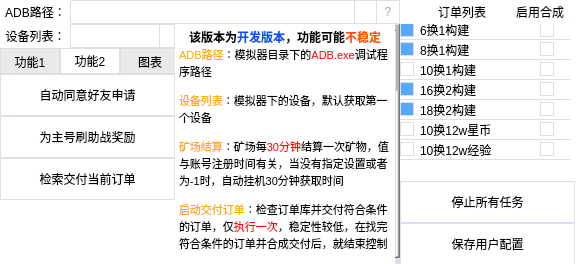
Before: the Qt Designer form UI.ui in Amber-siley/JCZXAutoScript, drawn with Qt 5.
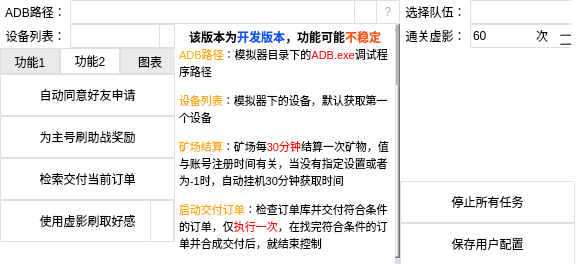
After: the same form once the commit is applied. The open tabs and pages were chosen to show the change. Icons and pictures are not drawn.

Commit message: :sparkles:: 调整延迟，支持手机（usb调试），自动下载解压adb工具，添加日志文件，更新帮助文档，优化助战任务

What changed in the file:
```diff
--- a/UI.ui
+++ b/UI.ui
@@ -378,11 +378,13 @@
 &lt;p style=&quot; margin-top:0px; margin-bottom:0px; margin-left:0px; margin-right:0px; -qt-block-indent:0; text-indent:0px;&quot;&gt;&lt;span style=&quot; font-size:8pt; color:#ffaa00;&quot;&gt;ADB路径&lt;/span&gt;&lt;span style=&quot; font-size:8pt;&quot;&gt;：模拟器目录下的&lt;/span&gt;&lt;span style=&quot; font-size:8pt; color:#ff0000;&quot;&gt;ADB.exe&lt;/span&gt;&lt;span style=&quot; font-size:8pt;&quot;&gt;调试程序路径&lt;/span&gt;&lt;/p&gt;
 &lt;p style=&quot; margin-top:12px; margin-bottom:12px; margin-left:0px; margin-right:0px; -qt-block-indent:0; text-indent:0px;&quot;&gt;&lt;span style=&quot; font-size:8pt; color:#ffaa00;&quot;&gt;设备列表&lt;/span&gt;&lt;span style=&quot; font-size:8pt;&quot;&gt;：模拟器下的设备，默认获取第一个设备&lt;/span&gt;&lt;/p&gt;
 &lt;p style=&quot; margin-top:12px; margin-bottom:12px; margin-left:0px; margin-right:0px; -qt-block-indent:0; text-indent:0px;&quot;&gt;&lt;span style=&quot; font-size:8pt; color:#ffaa00;&quot;&gt;矿场结算&lt;/span&gt;&lt;span style=&quot; font-size:8pt;&quot;&gt;：矿场每&lt;/span&gt;&lt;span style=&quot; font-size:8pt; color:#ff0000;&quot;&gt;30分钟&lt;/span&gt;&lt;span style=&quot; font-size:8pt;&quot;&gt;结算一次矿物，值与账号注册时间有关，当没有指定设置或者为-1时，自动挂机30分钟获取时间&lt;/span&gt;&lt;/p&gt;
-&lt;p style=&quot; margin-top:12px; margin-bottom:12px; margin-left:0px; margin-right:0px; -qt-block-indent:0; text-indent:0px;&quot;&gt;&lt;span style=&quot; font-size:8pt; color:#ffaa00;&quot;&gt;启动交付订单&lt;/span&gt;&lt;span style=&quot; font-size:8pt;&quot;&gt;：检查订单库并交付符合条件的订单，仅&lt;/span&gt;&lt;span style=&quot; font-size:8pt; color:#ff0000;&quot;&gt;执行一次&lt;/span&gt;&lt;span style=&quot; font-size:8pt;&quot;&gt;，稳定性较低，在找完符合条件的订单并合成交付后，就结束控制&lt;/span&gt;&lt;/p&gt;
+&lt;p style=&quot; margin-top:12px; margin-bottom:12px; margin-left:0px; margin-right:0px; -qt-block-indent:0; text-indent:0px;&quot;&gt;&lt;span style=&quot; font-size:8pt; color:#ffaa00;&quot;&gt;启动交付订单&lt;/span&gt;&lt;span style=&quot; font-size:8pt;&quot;&gt;：检查订单库并交付符合条件的订单，仅&lt;/span&gt;&lt;span style=&quot; font-size:8pt; color:#ff0000;&quot;&gt;执行一次&lt;/span&gt;&lt;span style=&quot; font-size:8pt;&quot;&gt;，在找完符合条件的订单并合成交付后，就结束控制&lt;/span&gt;&lt;/p&gt;
 &lt;p style=&quot; margin-top:12px; margin-bottom:12px; margin-left:0px; margin-right:0px; -qt-block-indent:0; text-indent:0px;&quot;&gt;&lt;span style=&quot; font-size:8pt; color:#ffaa00;&quot;&gt;启动换班任务&lt;/span&gt;&lt;span style=&quot; font-size:8pt;&quot;&gt;：全天24小时运行收益最大化，给电费大佬准备的，进行矿场换班工作，无限时间运行（除非手动停止），&lt;/span&gt;&lt;span style=&quot; font-size:8pt; color:#ff0000;&quot;&gt;高稳定性&lt;/span&gt;&lt;span style=&quot; font-size:8pt;&quot;&gt;，在未到达矿场结算时间是脚本不操作游戏，玩家可以自由控制（注意：请先设置【&lt;/span&gt;&lt;span style=&quot; font-size:8pt; color:#ff0000;&quot;&gt;驻员状况&lt;/span&gt;&lt;span style=&quot; font-size:8pt;&quot;&gt;】中的矿场编队预设，需要预设两个队伍，一个主力队伍，一个替换队伍，首先让自己的&lt;/span&gt;&lt;span style=&quot; font-size:8pt; color:#ff0000;&quot;&gt;替换队伍&lt;/span&gt;&lt;span style=&quot; font-size:8pt;&quot;&gt;上班，再启动该模式，启动该模式时不要让自己的&lt;/span&gt;&lt;span style=&quot; font-size:8pt; color:#ff0000;&quot;&gt;主力挖矿&lt;/span&gt;&lt;span style=&quot; font-size:8pt;&quot;&gt;队伍上班，实际上结算时会自动让主力队伍上班，系统还是会以主力队伍进行结算，&lt;/span&gt;&lt;span style=&quot; font-size:8pt; color:#ff0000;&quot;&gt;替换队伍&lt;/span&gt;&lt;span style=&quot; font-size:8pt;&quot;&gt;相当于&lt;/span&gt;&lt;span style=&quot; font-size:8pt; color:#ff0000;&quot;&gt;占位符&lt;/span&gt;&lt;span style=&quot; font-size:8pt;&quot;&gt;）&lt;/span&gt;&lt;/p&gt;
+&lt;p style=&quot; margin-top:12px; margin-bottom:12px; margin-left:0px; margin-right:0px; -qt-block-indent:0; text-indent:0px;&quot;&gt;&lt;span style=&quot; font-size:8pt; color:#ffaa00;&quot;&gt;虚影微晶任务&lt;/span&gt;&lt;span style=&quot; font-size:8pt;&quot;&gt;：当每周&lt;/span&gt;&lt;span style=&quot; font-size:8pt; color:#ff0000;&quot;&gt;微晶未满&lt;/span&gt;&lt;span style=&quot; font-size:8pt;&quot;&gt;时，通过通关虚影来刷取微晶&lt;/span&gt;&lt;/p&gt;
 &lt;p style=&quot; margin-top:12px; margin-bottom:12px; margin-left:0px; margin-right:0px; -qt-block-indent:0; text-indent:0px;&quot;&gt;&lt;span style=&quot; font-size:8pt; color:#ffaa00;&quot;&gt;自动同意好友申请&lt;/span&gt;&lt;span style=&quot; font-size:8pt;&quot;&gt;：全自动同意好友申请，用于在订单群当义父时解放双手&lt;/span&gt;&lt;/p&gt;
-&lt;p style=&quot; margin-top:12px; margin-bottom:12px; margin-left:0px; margin-right:0px; -qt-block-indent:0; text-indent:0px;&quot;&gt;&lt;span style=&quot; font-size:8pt; color:#ffaa00;&quot;&gt;为主号刷助战奖励&lt;/span&gt;&lt;span style=&quot; font-size:8pt;&quot;&gt;：（助战奖励只有4w，蚊子腿）确保当前使用为&lt;/span&gt;&lt;span style=&quot; font-size:8pt; color:#ff0000;&quot;&gt;小号&lt;/span&gt;&lt;span style=&quot; font-size:8pt;&quot;&gt;，至少通过了一次&lt;/span&gt;&lt;span style=&quot; font-size:8pt; color:#ff0000;&quot;&gt;虚影阿瑞斯&lt;/span&gt;&lt;span style=&quot; font-size:8pt;&quot;&gt;，且小号只有主号&lt;/span&gt;&lt;span style=&quot; font-size:8pt; color:#ff0000;&quot;&gt;一个好友&lt;/span&gt;&lt;span style=&quot; font-size:8pt;&quot;&gt;，同时一号队伍留有&lt;/span&gt;&lt;span style=&quot; font-size:8pt; color:#ff0000;&quot;&gt;2x2的位置&lt;/span&gt;&lt;span style=&quot; font-size:8pt; color:#000000;&quot;&gt;。&lt;/span&gt;&lt;span style=&quot; font-size:8pt;&quot;&gt;关于双倍助战：助战奖励分割时间为&lt;/span&gt;&lt;span style=&quot; font-size:8pt; color:#ff0000;&quot;&gt;每天凌晨3点&lt;/span&gt;&lt;span style=&quot; font-size:8pt; color:#000000;&quot;&gt;，在3点之前进行20次助战，3点过后进行20次助战，3点后到第二次刷助战期间主号&lt;/span&gt;&lt;span style=&quot; font-size:8pt; color:#ff0000;&quot;&gt;不要登录&lt;/span&gt;&lt;span style=&quot; font-size:8pt; color:#000000;&quot;&gt;，次日双倍助战奖励&lt;/span&gt;&lt;/p&gt;
+&lt;p style=&quot; margin-top:12px; margin-bottom:12px; margin-left:0px; margin-right:0px; -qt-block-indent:0; text-indent:0px;&quot;&gt;&lt;span style=&quot; font-size:8pt; color:#ffaa00;&quot;&gt;为主号刷助战奖励&lt;/span&gt;&lt;span style=&quot; font-size:8pt;&quot;&gt;：（助战奖励只有4w，蚊子腿）确保当前使用为&lt;/span&gt;&lt;span style=&quot; font-size:8pt; color:#ff0000;&quot;&gt;小号&lt;/span&gt;&lt;span style=&quot; font-size:8pt;&quot;&gt;，至少通过了一次&lt;/span&gt;&lt;span style=&quot; font-size:8pt; color:#ff0000;&quot;&gt;虚影阿瑞斯&lt;/span&gt;&lt;span style=&quot; font-size:8pt;&quot;&gt;，且小号只有主号&lt;/span&gt;&lt;span style=&quot; font-size:8pt; color:#ff0000;&quot;&gt;一个好友&lt;/span&gt;&lt;span style=&quot; font-size:8pt;&quot;&gt;，同时一号队伍留有&lt;/span&gt;&lt;span style=&quot; font-size:8pt; color:#ff0000;&quot;&gt;2x2的位置&lt;/span&gt;&lt;span style=&quot; font-size:8pt; color:#000000;&quot;&gt;。&lt;/span&gt;&lt;span style=&quot; font-size:8pt;&quot;&gt;关于双倍助战：助战奖励分割时间为&lt;/span&gt;&lt;span style=&quot; font-size:8pt; color:#ff0000;&quot;&gt;每天凌晨3点&lt;/span&gt;&lt;span style=&quot; font-size:8pt; color:#000000;&quot;&gt;，在3点之前进行20次助战，3点过后进行20次助战，3点后到第二次刷助战期间主号&lt;/span&gt;&lt;span style=&quot; font-size:8pt; color:#ff0000;&quot;&gt;不要登录&lt;/span&gt;&lt;span style=&quot; font-size:8pt; color:#000000;&quot;&gt;，次日双倍助战奖励，白话==&amp;gt;（主号上线前助战20次，上线后助战20次）&lt;/span&gt;&lt;/p&gt;
 &lt;p style=&quot; margin-top:12px; margin-bottom:12px; margin-left:0px; margin-right:0px; -qt-block-indent:0; text-indent:0px;&quot;&gt;&lt;span style=&quot; font-size:8pt; color:#ffaa00;&quot;&gt;检索交付当前订单&lt;/span&gt;&lt;span style=&quot; font-size:8pt; color:#000000;&quot;&gt;：&lt;/span&gt;&lt;span style=&quot; font-size:8pt;&quot;&gt;仅只检索当前订单并自动交付，若&lt;/span&gt;&lt;span style=&quot; font-size:8pt; color:#ff0000;&quot;&gt;没有&lt;/span&gt;&lt;span style=&quot; font-size:8pt;&quot;&gt;在订单页则前往&lt;/span&gt;&lt;span style=&quot; font-size:8pt; color:#ff0000;&quot;&gt;交易所&lt;/span&gt;&lt;/p&gt;
+&lt;p style=&quot; margin-top:12px; margin-bottom:12px; margin-left:0px; margin-right:0px; -qt-block-indent:0; text-indent:0px;&quot;&gt;&lt;span style=&quot; font-size:8pt; color:#ffaa00;&quot;&gt;使用虚影刷取好感&lt;/span&gt;&lt;span style=&quot; font-size:8pt; color:#000000;&quot;&gt;：通关虚影可以涨&lt;/span&gt;&lt;span style=&quot; font-size:8pt; color:#ff0000;&quot;&gt;好感度&lt;/span&gt;&lt;/p&gt;
 &lt;p style=&quot; margin-top:12px; margin-bottom:12px; margin-left:0px; margin-right:0px; -qt-block-indent:0; text-indent:0px;&quot;&gt;&lt;span style=&quot; font-size:8pt; color:#ffaa00;&quot;&gt;停止所有任务&lt;/span&gt;&lt;span style=&quot; font-size:8pt;&quot;&gt;：无视所有情况，强制停止脚本任务&lt;/span&gt;&lt;/p&gt;
 &lt;p style=&quot; margin-top:12px; margin-bottom:12px; margin-left:0px; margin-right:0px; -qt-block-indent:0; text-indent:0px;&quot;&gt;&lt;span style=&quot; font-size:8pt; color:#ffaa00;&quot;&gt;保存用户配置&lt;/span&gt;&lt;span style=&quot; font-size:8pt;&quot;&gt;：使用手动修改方式并不会触发自动保存（仅ADB路径与矿场结算时间），推荐修改配置项后手动保存配置&lt;/span&gt;&lt;/p&gt;
 &lt;p style=&quot;-qt-paragraph-type:empty; margin-top:12px; margin-bottom:12px; margin-left:0px; margin-right:0px; -qt-block-indent:0; text-indent:0px; font-size:8pt;&quot;&gt;&lt;br /&gt;&lt;/p&gt;
@@ -749,6 +751,70 @@
        <string>检索交付当前订单</string>
       </property>
      </widget>
+     <widget class="QPushButton" name="useIllusion2_favor_Button">
+      <property name="geometry">
+       <rect>
+        <x>0</x>
+        <y>126</y>
+        <width>175</width>
+        <height>42</height>
+       </rect>
+      </property>
+      <property name="toolTip">
+       <string>&lt;html&gt;&lt;head/&gt;&lt;body&gt;&lt;p&gt;刷取固定次数虚影增长好感度&lt;/p&gt;&lt;p&gt;【自动停止】&lt;/p&gt;&lt;/body&gt;&lt;/html&gt;</string>
+      </property>
+      <property name="styleSheet">
+       <string notr="true">QPushButton {
+    background-color: #ffffff;
+    border: 1px solid #dcdfe6;
+    border-radius: 1px;
+}
+
+QPushButton:hover {
+    background-color: #ecf5ff;
+    color: #409eff;
+}
+
+QPushButton:pressed, QPushButton:checked {
+    border: 1px solid #3a8ee6;
+    color: #409eff;
+}</string>
+      </property>
+      <property name="text">
+       <string>使用虚影刷取好感</string>
+      </property>
+     </widget>
+     <widget class="QPushButton" name="useIllusion2_favor_settings_Button">
+      <property name="geometry">
+       <rect>
+        <x>150</x>
+        <y>126</y>
+        <width>24</width>
+        <height>42</height>
+       </rect>
+      </property>
+      <property name="styleSheet">
+       <string notr="true">QPushButton {
+    background-color: #ffffff;
+    border: 1px solid #dcdfe6;
+    border-radius: 1px;
+}
+
+QPushButton:hover {
+    background-color: #ecf5ff;
+    color: #409eff;
+}
+
+QPushButton:pressed, QPushButton:checked {
+    border: 1px solid #3a8ee6;
+    color: #409eff;
+}</string>
+      </property>
+      <property name="icon">
+       <iconset resource="resources/icon/icon.qrc">
+        <normaloff>:/icon/settings.png</normaloff>:/icon/settings.png</iconset>
+      </property>
+     </widget>
     </widget>
    </widget>
    <widget class="QWidget" name="Charts_tab">
@@ -1625,6 +1691,88 @@
      </widget>
     </widget>
    </widget>
+   <widget class="QWidget" name="useIllusion2FavorSetting">
+    <widget class="QLabel" name="choiceTeam_label">
+     <property name="geometry">
+      <rect>
+       <x>0</x>
+       <y>0</y>
+       <width>71</width>
+       <height>24</height>
+      </rect>
+     </property>
+     <property name="text">
+      <string>选择队伍：</string>
+     </property>
+     <property name="alignment">
+      <set>Qt::AlignCenter</set>
+     </property>
+     <property name="indent">
+      <number>-1</number>
+     </property>
+    </widget>
+    <widget class="QComboBox" name="choiceTeam_comboBox">
+     <property name="geometry">
+      <rect>
+       <x>70</x>
+       <y>0</y>
+       <width>105</width>
+       <height>24</height>
+      </rect>
+     </property>
+    </widget>
+    <widget class="QLabel" name="illusionTime_label">
+     <property name="geometry">
+      <rect>
+       <x>0</x>
+       <y>24</y>
+       <width>71</width>
+       <height>24</height>
+      </rect>
+     </property>
+     <property name="text">
+      <string>通关虚影：</string>
+     </property>
+     <property name="alignment">
+      <set>Qt::AlignCenter</set>
+     </property>
+     <property name="indent">
+      <number>-1</number>
+     </property>
+    </widget>
+    <widget class="QSpinBox" name="favor_illusionToFavor_spinBox">
+     <property name="geometry">
+      <rect>
+       <x>70</x>
+       <y>24</y>
+       <width>105</width>
+       <height>24</height>
+      </rect>
+     </property>
+     <property name="value">
+      <number>60</number>
+     </property>
+    </widget>
+    <widget class="QLabel" name="illusionTime_label_2">
+     <property name="geometry">
+      <rect>
+       <x>130</x>
+       <y>25</y>
+       <width>24</width>
+       <height>22</height>
+      </rect>
+     </property>
+     <property name="text">
+      <string>次</string>
+     </property>
+     <property name="alignment">
+      <set>Qt::AlignCenter</set>
+     </property>
+     <property name="indent">
+      <number>-1</number>
+     </property>
+    </widget>
+   </widget>
   </widget>
   <zorder>adb_path_label</zorder>
   <zorder>adb_path_lineEdit</zorder>
```
Left out of the diff: 4 changed lines with no effect on the pictures. The commit also changes 11 other files.
